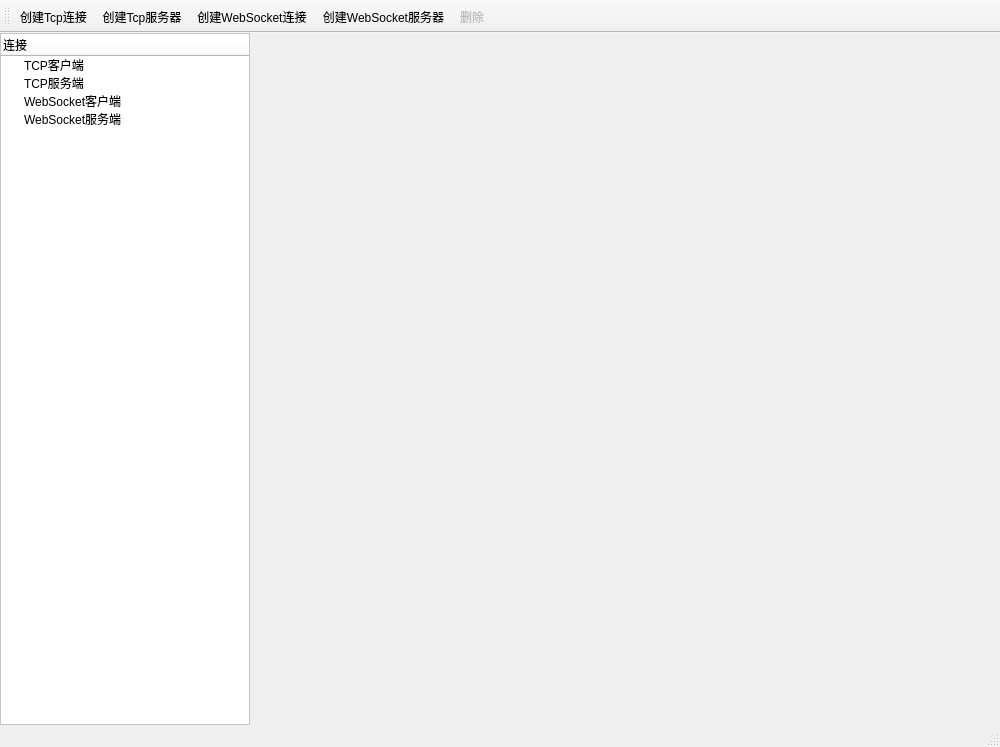
magicdam/MagicSocketDebugger, file mainwindow.ui: the form before one commit.
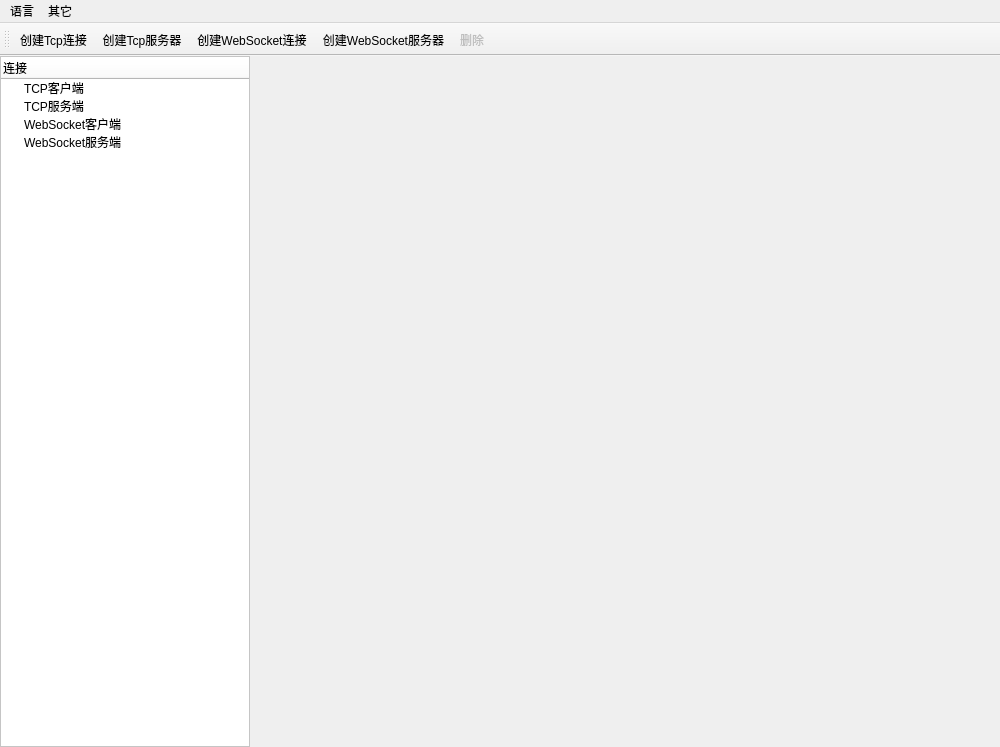
The form after the commit.

Commit message: 增加多语言支持

Diff of the .ui file:
```diff
--- a/mainwindow.ui
+++ b/mainwindow.ui
@@ -174,7 +174,32 @@
    <addaction name="createWsServer"/>
    <addaction name="deleteConnection"/>
   </widget>
-  <widget class="QStatusBar" name="statusBar"/>
+  <widget class="QMenuBar" name="menuBar">
+   <property name="geometry">
+    <rect>
+     <x>0</x>
+     <y>0</y>
+     <width>1000</width>
+     <height>22</height>
+    </rect>
+   </property>
+   <widget class="QMenu" name="menuLanguage">
+    <property name="title">
+     <string>语言</string>
+    </property>
+    <addaction name="actionLanguageChinese"/>
+    <addaction name="actionLanguageEnglish"/>
+   </widget>
+   <widget class="QMenu" name="menu">
+    <property name="title">
+     <string>其它</string>
+    </property>
+    <addaction name="actionFeedback"/>
+    <addaction name="actionVersion"/>
+   </widget>
+   <addaction name="menuLanguage"/>
+   <addaction name="menu"/>
+  </widget>
   <action name="createTcpClient">
    <property name="text">
     <string>创建Tcp连接</string>
```
Left out of the diff: 34 changed lines with no effect on the pictures. The commit also changes 20 other files.
